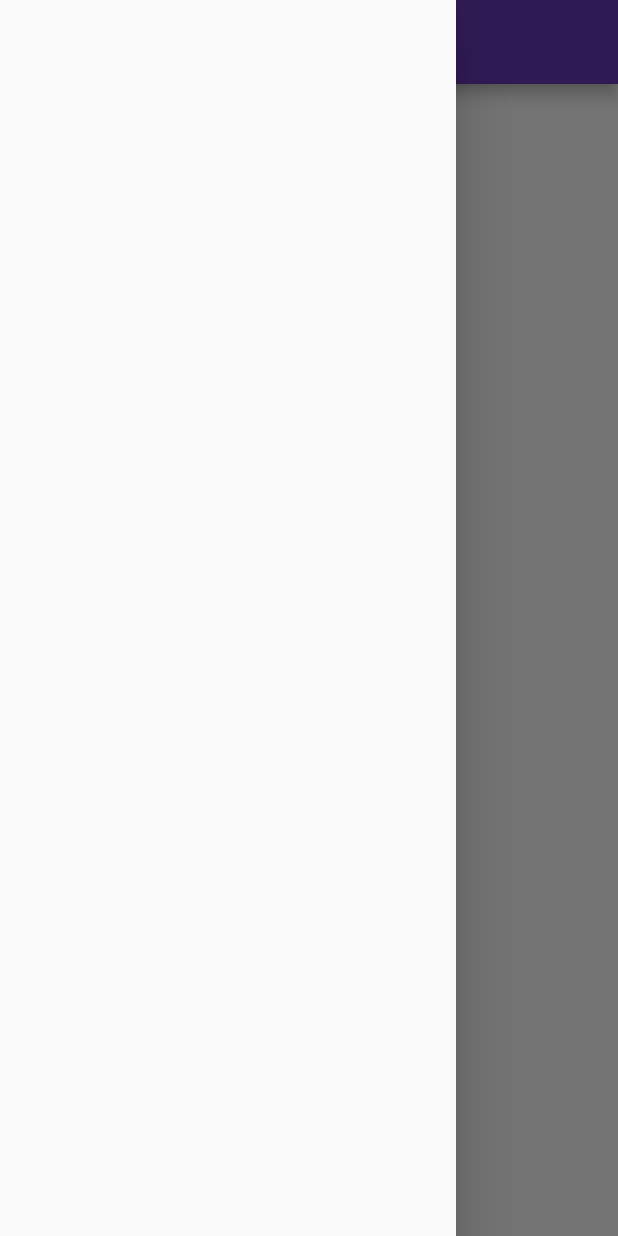
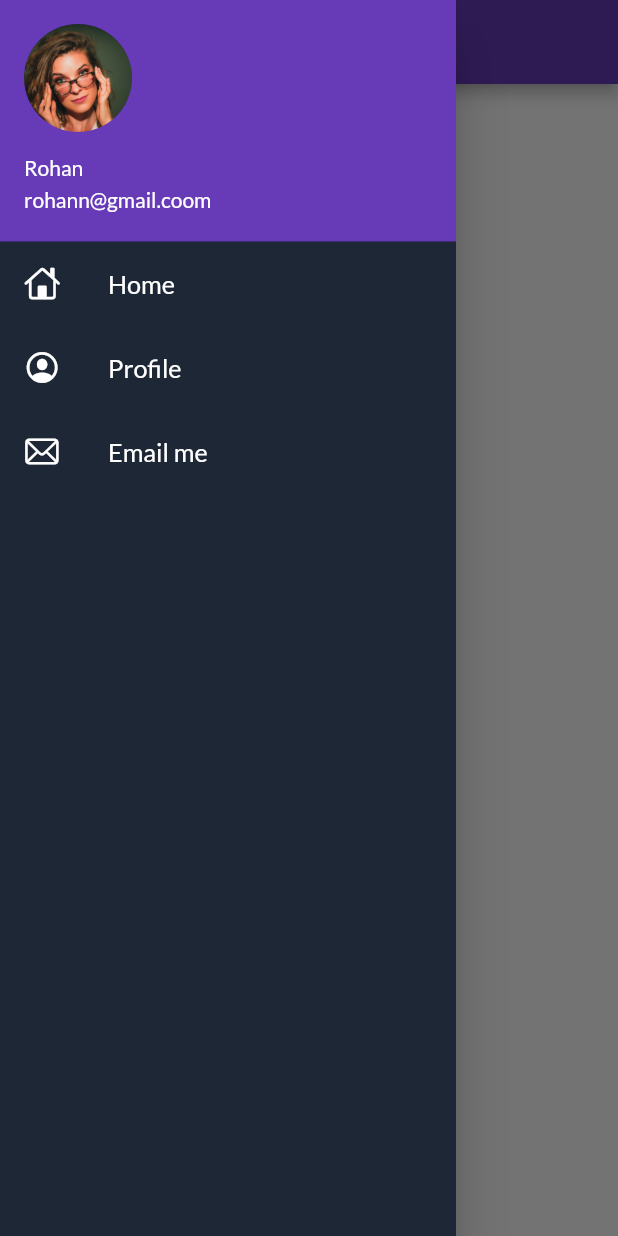
Before and after one commit to rohandocx/Catalogue-App, a Flutter app: the Homepage screen opened by its route, with the side drawer open, on a phone screen of 412 x 824 dp. Run offline on Flutter 3.47's test engine with Material 2 defaults, Android fonts, the phone set to English and light mode, and no system bars; our stand-ins replace google_fonts.

Commit message:
DAY 8 completed

```diff
--- a/lib/Pages/Home_page.dart
+++ b/lib/Pages/Home_page.dart
@@ -1,6 +1,8 @@
 // ignore_for_file: file_names
 
 import 'package:flutter/material.dart';
+
+import '../widgets/drawer.dart';
 
 class Homepage extends StatelessWidget {
   @override
@@ -14,7 +16,7 @@ class Homepage extends StatelessWidget {
           child: Text("Welcome"),
         ),
       ),
-      drawer: Drawer(),
+      drawer: MyDrawer(),
     );
   }
 }
--- /dev/null
+++ b/lib/widgets/drawer.dart
@@ -0,0 +1,63 @@
+// ignore_for_file: prefer_const_constructors
+
+import 'dart:ui';
+
+import 'package:flutter/cupertino.dart';
+import 'package:flutter/material.dart';
+
+class MyDrawer extends StatelessWidget {
+  const MyDrawer({Key? key}) : super(key: key);
+
+  @override
+  Widget build(BuildContext context) {
+    return Drawer(
+      child: Container(
+        color: Color.fromARGB(255, 30, 39, 54),
+        child: ListView(
+          padding: EdgeInsets.zero,
+
+          // ignore: prefer_const_literals_to_create_immutables
+          children: [
+            DrawerHeader(
+                margin: EdgeInsets.zero,
+                padding: EdgeInsets.zero,
+                child: UserAccountsDrawerHeader(
+                  margin: EdgeInsets.zero,
+                  accountName: Text("Rohan"),
+                  accountEmail: Text("rohann@gmail.coom"),
+                  currentAccountPicture: CircleAvatar(
+                    backgroundImage:
+                        AssetImage("assets/images/account_pic.jpg"),
+                  ),
+                )),
+            ListTile(
+              leading: Icon(CupertinoIcons.home, color: Colors.white),
+              title: Text("Home",
+                  textScaleFactor: 1.2,
+                  style: TextStyle(
+                    color: Colors.white,
+                  )),
+            ),
+            ListTile(
+              leading:
+                  Icon(CupertinoIcons.profile_circled, color: Colors.white),
+              title: Text("Profile",
+                  textScaleFactor: 1.2,
+                  style: TextStyle(
+                    color: Colors.white,
+                  )),
+            ),
+            ListTile(
+              leading: Icon(CupertinoIcons.mail, color: Colors.white),
+              title: Text("Email me",
+                  textScaleFactor: 1.2,
+                  style: TextStyle(
+                    color: Colors.white,
+                  )),
+            )
+          ],
+        ),
+      ),
+    );
+  }
+}
--- a/pubspec.yaml
+++ b/pubspec.yaml
@@ -63,7 +63,7 @@ flutter:
   assets:
      - assets/images/login.png
      - assets/images/welcom.jpeg
-  #   - images/a_dot_ham.jpeg
+     - assets/images/account_pic.jpg
 
   # An image asset can refer to one or more resolution-specific "variants", see
   # https://flutter.dev/assets-and-images/#resolution-aware
```
Also changed, not shown: assets/images/account_pic.jpg (added), 1 other file.
